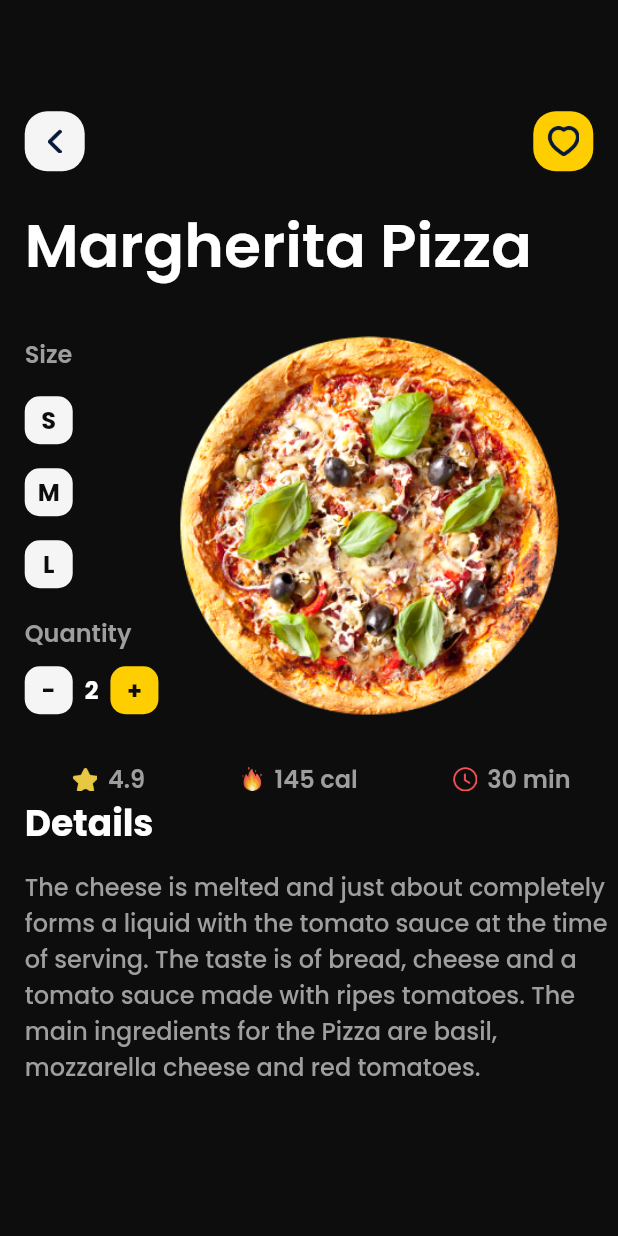
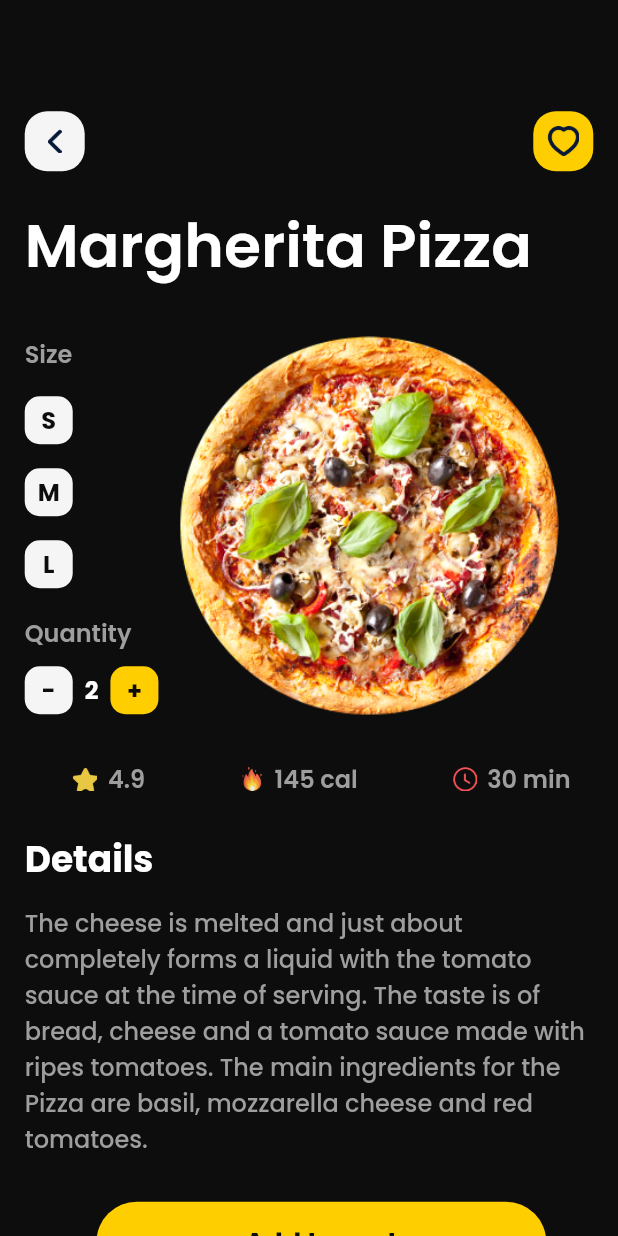
Before and after one commit to fahadhafizdev/food_app, a Flutter app: the DetailPage screen opened directly, on a phone screen of 412 x 824 dp. Run offline on Flutter 3.47's test engine with Material 2 defaults, Android fonts, the phone set to English and light mode, and no system bars; our stand-ins replace bloc, equatable, flutter_bloc, google_fonts.

Commit message:
Update detail_page.dart

```diff
--- a/lib/ui/page/detail_page.dart
+++ b/lib/ui/page/detail_page.dart
@@ -163,6 +163,7 @@ class DetailPage extends StatelessWidget {
       return Column(
         crossAxisAlignment: CrossAxisAlignment.start,
         children: [
+          const SizedBox(height: 24),
           Text(
             'Details',
             style: tWhite.copyWith(
@@ -173,14 +174,37 @@ class DetailPage extends StatelessWidget {
           const SizedBox(
             height: 12,
           ),
-          Text(
+          Padding(
+            padding: const EdgeInsets.only(right: 19),
+            child: Text(
               'The cheese is melted and just about completely forms a liquid with the tomato sauce at the time of serving. The taste is of bread, cheese and a tomato sauce made with ripes tomatoes. The main ingredients for the Pizza are basil, mozzarella cheese and red tomatoes.',
               style: tGrey.copyWith(
                 fontSize: 16,
                 fontWeight: medium,
               ),
+            ),
           )
         ],
+      );
+    }
+
+    Widget btnAdd() {
+      return Center(
+        child: SizedBox(
+          height: 54,
+          width: 300,
+          child: ElevatedButton(
+            onPressed: () {},
+            style: btnStyle1,
+            child: Text(
+              'Add to cart',
+              style: tBlack.copyWith(
+                fontWeight: bold,
+                fontSize: 18,
+              ),
+            ),
+          ),
+        ),
       );
     }
 
@@ -229,6 +253,13 @@ class DetailPage extends StatelessWidget {
               ],
             ),
             detailFood(),
+            SizedBox(
+              height: 30,
+            ),
+            btnAdd(),
+            SizedBox(
+              height: 50,
+            ),
           ],
         ),
       );
@@ -236,7 +267,8 @@ class DetailPage extends StatelessWidget {
 
     return Scaffold(
       backgroundColor: cBlack,
-      body: Column(
+      body: SingleChildScrollView(
+        child: Column(
           crossAxisAlignment: CrossAxisAlignment.start,
           children: [
             SizedBox(
@@ -247,6 +279,7 @@ class DetailPage extends StatelessWidget {
             content(),
           ],
         ),
+      ),
     );
   }
 }
```
Lines whose indentation alone changed are shown as unchanged.
